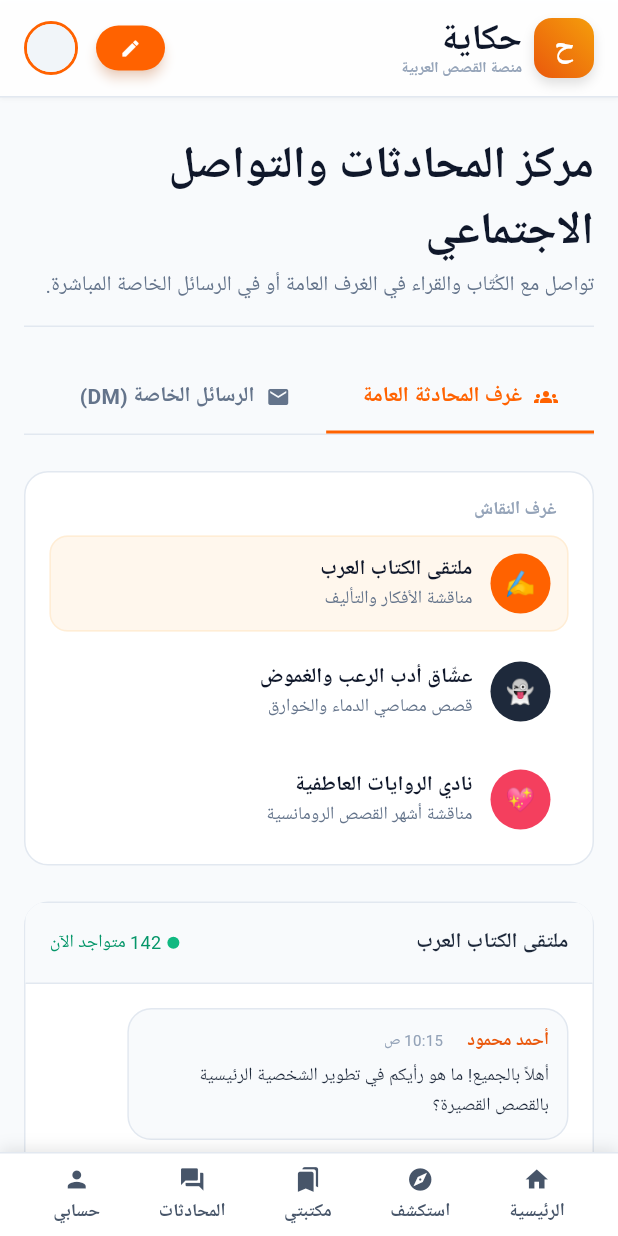
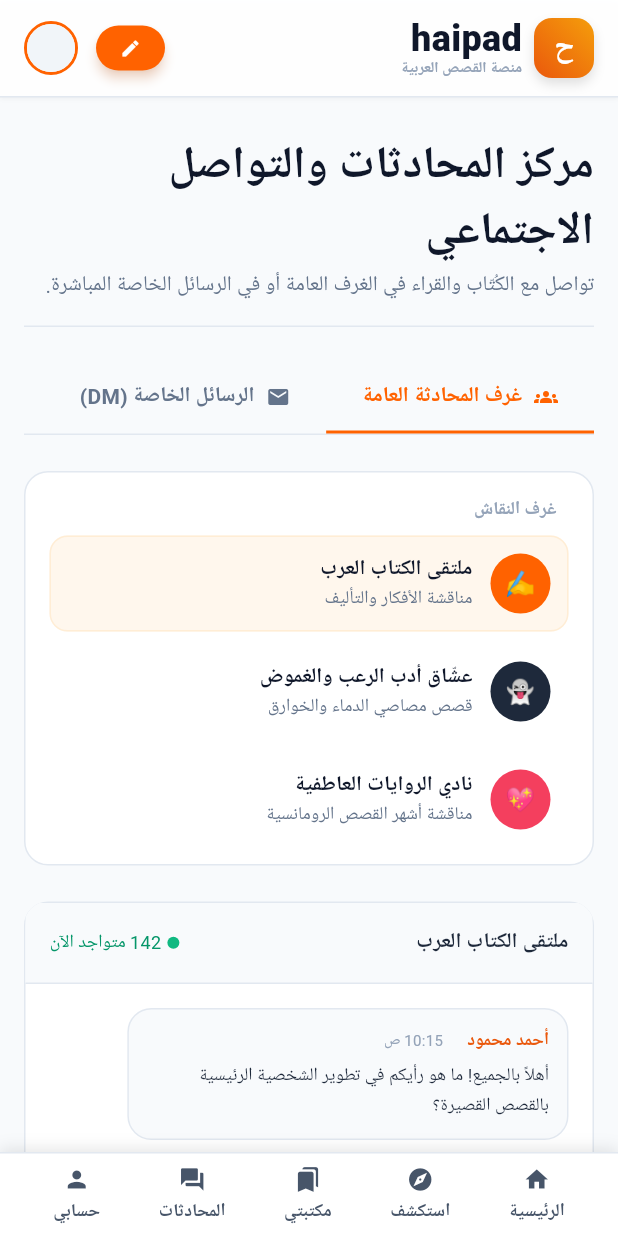
Before and after one commit to afm80/haipad, a Flutter app: the screen it shows after launch, item 2 of the bottom bar chosen, on a phone screen of 412 x 824 dp. Run offline on Flutter 3.47's test engine with Material 3 defaults, Android fonts, the phone set to English and light mode, and no system bars; our stand-ins replace firebase_core, google_fonts; accounts and stored records are empty; network calls fail; Roboto replaces fonts that are missing (Cairo).

Commit message:
Add files via upload

```diff
--- a/lib/main.dart
+++ b/lib/main.dart
@@ -9,26 +9,26 @@ void main() async {
   try {
     await Firebase.initializeApp(
       options: const FirebaseOptions(
-        apiKey: "AIzaSyD-OKFvHsvOuhqaKTPpCbY-Qczbx8uhGv4",
-        authDomain: "hekaya-1980.firebaseapp.com",
-        projectId: "hekaya-1980",
-        storageBucket: "hekaya-1980.firebasestorage.app",
-        messagingSenderId: "906095389111",
-        appId: "1:906095389111:web:fed8a98b9d2159feb2e032",
+        apiKey: "AIzaSyCCvMeXTfRpm6o_qyGTg76lxTgQolDfdAI",
+        authDomain: "haipad.firebaseapp.com",
+        projectId: "haipad",
+        storageBucket: "haipad.firebasestorage.app",
+        messagingSenderId: "949476046493",
+        appId: "1:949476046493:web:85d0147fa2e87cc21d0674",
       ),
     );
   } catch (_) {}
 
-  runApp(const HekayaApp());
+  runApp(const HaipadApp());
 }
 
-class HekayaApp extends StatelessWidget {
-  const HekayaApp({super.key});
+class HaipadApp extends StatelessWidget {
+  const HaipadApp({super.key});
 
   @override
   Widget build(BuildContext context) {
     return MaterialApp(
-      title: 'منصة حكاية | للقراءة والكتابة التفاعلية',
+      title: 'haipad | للقراءة والكتابة التفاعلية',
       debugShowCheckedModeBanner: false,
       theme: ThemeData(
         useMaterial3: true,
--- a/lib/widgets.dart
+++ b/lib/widgets.dart
@@ -288,7 +288,7 @@ class _Logo extends StatelessWidget {
           mainAxisSize: MainAxisSize.min,
           crossAxisAlignment: CrossAxisAlignment.start,
           children: [
-            Text('حكاية',
+            Text('haipad',
                 style: cairo(24,
                     weight: FontWeight.w800, color: AppColors.slate900, height: 1.1)),
             Text('منصة القصص العربية',
```
